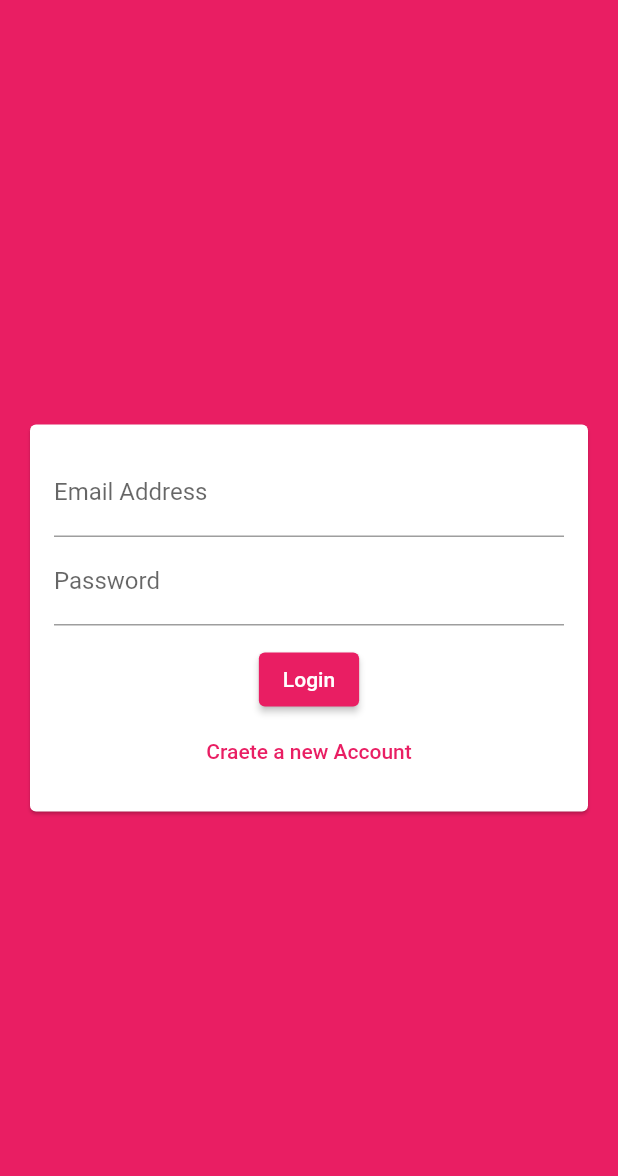
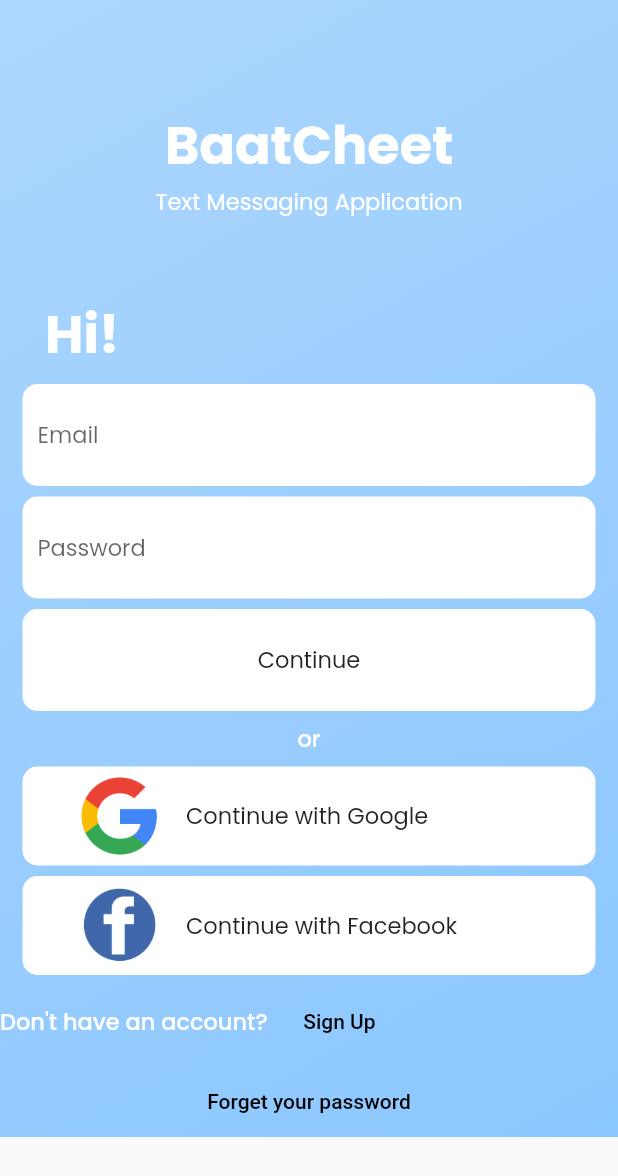
Before and after one commit to WarMac4964/BaatCheet, a Flutter app: the screen it shows after launch, on a phone screen of 412 x 824 dp. Shown: the top 1176 px of the screen. Run offline on Flutter 3.47's test engine with Material 2 defaults, Android fonts, the phone set to English and light mode, and no system bars; our stand-ins replace cloud_firestore, firebase_auth, firebase_core, firebase_messaging, firebase_storage, image_picker; accounts and stored records are empty; network calls fail.

Commit message:
auth screen new ui

```diff
--- a/lib/main.dart
+++ b/lib/main.dart
@@ -43,6 +43,32 @@ class MyApp extends StatelessWidget {
                   borderRadius: BorderRadius.circular(20.0),
                 ),
               ),
+              textTheme: ThemeData.light().textTheme.copyWith(
+                    headline1: TextStyle(
+                      fontFamily: "Poppins",
+                      fontWeight: FontWeight.bold,
+                      fontSize: 35,
+                      color: Colors.white,
+                    ),
+                    subtitle1: TextStyle(
+                      fontFamily: "Poppins",
+                      fontWeight: FontWeight.normal,
+                      color: Colors.white,
+                      fontSize: 15,
+                    ),
+                    bodyText2: TextStyle(
+                      fontFamily: "Poppins",
+                      fontWeight: FontWeight.normal,
+                      color: Colors.black87,
+                      fontSize: 15,
+                    ),
+                    bodyText1: TextStyle(
+                      fontFamily: "Poppins",
+                      fontWeight: FontWeight.w500,
+                      color: Colors.white,
+                      fontSize: 15,
+                    ),
+                  ),
             ),
             home: StreamBuilder(
               stream: FirebaseAuth.instance.authStateChanges(),
@@ -50,7 +76,7 @@ class MyApp extends StatelessWidget {
                 if (userSnapshot.hasData) {
                   return ChatScreen();
                 } else {
-                  return AuthScreen();
+                  return NewAuthScreen();
                 }
               },
             ),
--- /dev/null
+++ b/lib/screens/auth_screen_new_ui.dart
@@ -0,0 +1,194 @@
+import 'package:flutter/material.dart';
+
+class NewAuthScreen extends StatelessWidget {
+  final googleImg = Image.asset("assets/Img/google.png");
+  final facebookImg = Image.asset("assets/Img/facebook.png");
+  Widget buildInputField(String displayText) {
+    return Container(
+      margin: const EdgeInsets.only(left: 15, right: 15),
+      padding: const EdgeInsets.all(10),
+      decoration: BoxDecoration(
+        color: Colors.white,
+        borderRadius: BorderRadius.circular(10),
+      ),
+      child: TextField(
+        decoration: InputDecoration(
+          border: InputBorder.none,
+          hintText: displayText,
+        ),
+      ),
+    );
+  }
+
+  @override
+  Widget build(BuildContext context) {
+    return Scaffold(
+      // backgroundColor: Color.lerp(Color.fromRGBO(139, 199, 255, 0.4),
+      //     Color.fromRGBO(139, 199, 255, 1), 0.7),
+      body: SingleChildScrollView(
+        child: Container(
+          decoration: BoxDecoration(
+            gradient: LinearGradient(
+              begin: Alignment.topLeft,
+              end: Alignment.bottomRight,
+              colors: [
+                Color.fromRGBO(139, 199, 255, 0.7),
+                Color.fromRGBO(139, 199, 255, 1),
+              ],
+            ),
+          ),
+          child: Column(
+            // mainAxisAlignment: MainAxisAlignment.,
+            // crossAxisAlignment: CrossAxisAlignment.center,
+            children: [
+              const SizedBox(
+                height: 70,
+              ),
+              Center(
+                child: Text(
+                  "BaatCheet",
+                  style: Theme.of(context).textTheme.headline1,
+                ),
+              ),
+              // const SizedBox(
+              //   height: 7,
+              // ),
+              Text(
+                "Text Messaging Application",
+                style: Theme.of(context).textTheme.subtitle1,
+              ),
+              const SizedBox(
+                height: 50,
+              ),
+              Container(
+                padding: EdgeInsets.only(left: 30),
+                alignment: Alignment.bottomLeft,
+                child:
+                    Text("Hi!", style: Theme.of(context).textTheme.headline1),
+              ),
+              const SizedBox(
+                height: 7,
+              ),
+              buildInputField("Email"),
+              const SizedBox(
+                height: 7,
+              ),
+              buildInputField("Password"),
+              const SizedBox(
+                height: 7,
+              ),
+              Container(
+                margin: const EdgeInsets.only(left: 15, right: 15),
+                padding: const EdgeInsets.all(10),
+                decoration: BoxDecoration(
+                  color: Colors.white,
+                  borderRadius: BorderRadius.circular(10),
+                ),
+                width: double.infinity,
+                child: FlatButton(
+                  onPressed: () {},
+                  child: Text(
+                    "Continue",
+                    style: Theme.of(context).textTheme.bodyText2,
+                  ),
+                ),
+              ),
+              const SizedBox(
+                height: 7,
+              ),
+              Text(
+                "or",
+                style: Theme.of(context).textTheme.bodyText1,
+              ),
+              const SizedBox(
+                height: 7,
+              ),
+              Container(
+                margin: const EdgeInsets.only(left: 15, right: 15),
+                padding: const EdgeInsets.all(5),
+                decoration: BoxDecoration(
+                  color: Colors.white,
+                  borderRadius: BorderRadius.circular(10),
+                ),
+                width: double.infinity,
+                child: FlatButton(
+                  onPressed: () {},
+                  child: ListTile(
+                    leading: Image.network(
+                      "https://ibb.co/kM0J0xH",
+                      fit: BoxFit.contain,
+                      loadingBuilder: (context, child, loadingProgress) =>
+                          (loadingProgress == null)
+                              ? child
+                              : CircularProgressIndicator(),
+                      errorBuilder: (context, error, stackTrace) => googleImg,
+                    ),
+                    title: Text(
+                      "Continue with Google",
+                      style: Theme.of(context).textTheme.bodyText2,
+                    ),
+                  ),
+                ),
+              ),
+              const SizedBox(
+                height: 7,
+              ),
+              Container(
+                margin: const EdgeInsets.only(left: 15, right: 15),
+                padding: const EdgeInsets.all(5),
+                decoration: BoxDecoration(
+                  color: Colors.white,
+                  borderRadius: BorderRadius.circular(10),
+                ),
+                width: double.infinity,
+                child: FlatButton(
+                  onPressed: () {},
+                  child: ListTile(
+                    leading: Image.network(
+                      "https://ibb.co/qrt6k2R",
+                      fit: BoxFit.contain,
+                      loadingBuilder: (context, child, loadingProgress) =>
+                          (loadingProgress == null)
+                              ? child
+                              : CircularProgressIndicator(),
+                      errorBuilder: (context, error, stackTrace) => facebookImg,
+                    ),
+                    title: Text(
+                      "Continue with Facebook",
+                      style: Theme.of(context).textTheme.bodyText2,
+                    ),
+                  ),
+                ),
+              ),
+              const SizedBox(
+                height: 7,
+              ),
+              Container(
+                // padding: EdgeInsets.only(left: 30),
+                // alignment: Alignment.bottomLeft,
+                child: Row(
+                  children: [
+                    Text(
+                      "Don't have an account? ",
+                      style: Theme.of(context).textTheme.bodyText1,
+                    ),
+                    FlatButton(onPressed: () {}, child: Text("Sign Up"))
+                  ],
+                ),
+              ),
+              const SizedBox(
+                height: 5,
+              ),
+              Container(
+                // padding: EdgeInsets.only(left: 30),
+                // alignment: Alignment.bottomLeft,
+                child: FlatButton(
+                    onPressed: () {}, child: Text("Forget your password")),
+              ),
+            ],
+          ),
+        ),
+      ),
+    );
+  }
+}
--- a/lib/screens/screens.dart
+++ b/lib/screens/screens.dart
@@ -1,2 +1,3 @@
 export 'chat_screen.dart';
 export 'auth_screen.dart';
+export 'auth_screen_new_ui.dart';
```
Also changed, not shown: pubspec.yaml (+14 -8 lines), assets/Img/facebook.png (added), assets/Img/google.png (added), assets/fonts/Poppins-Bold.ttf (added), assets/fonts/Poppins-ExtraBold.ttf (added), assets/fonts/Poppins-Medium.ttf (added), assets/fonts/Poppins-Regular.ttf (added), pubspec.lock.
